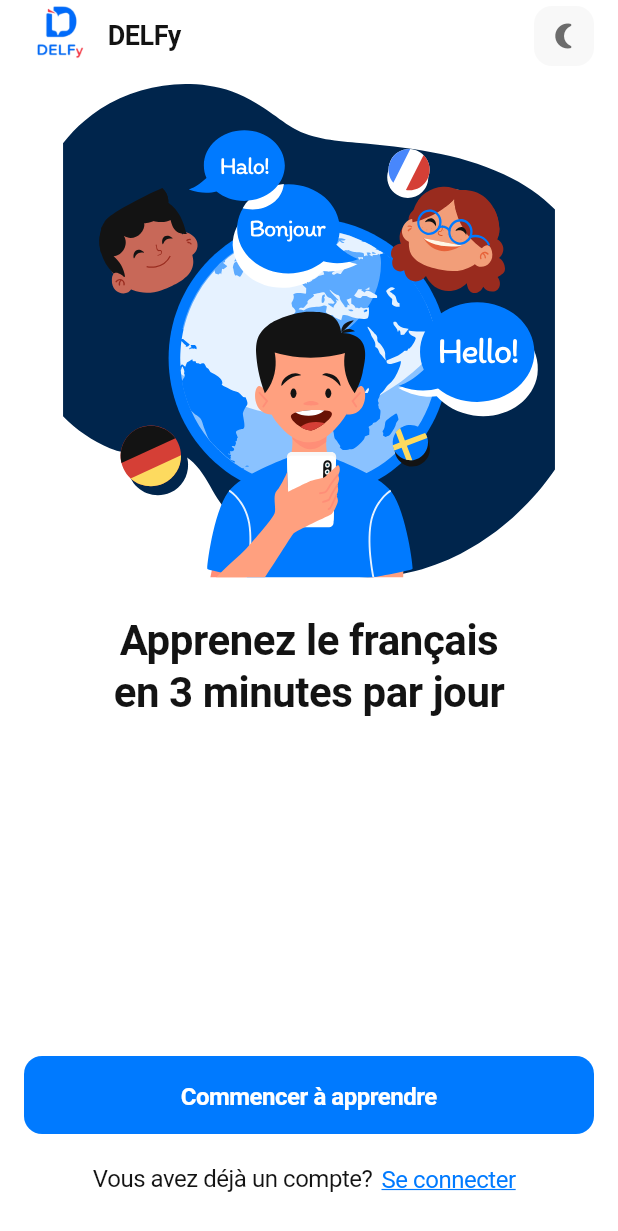
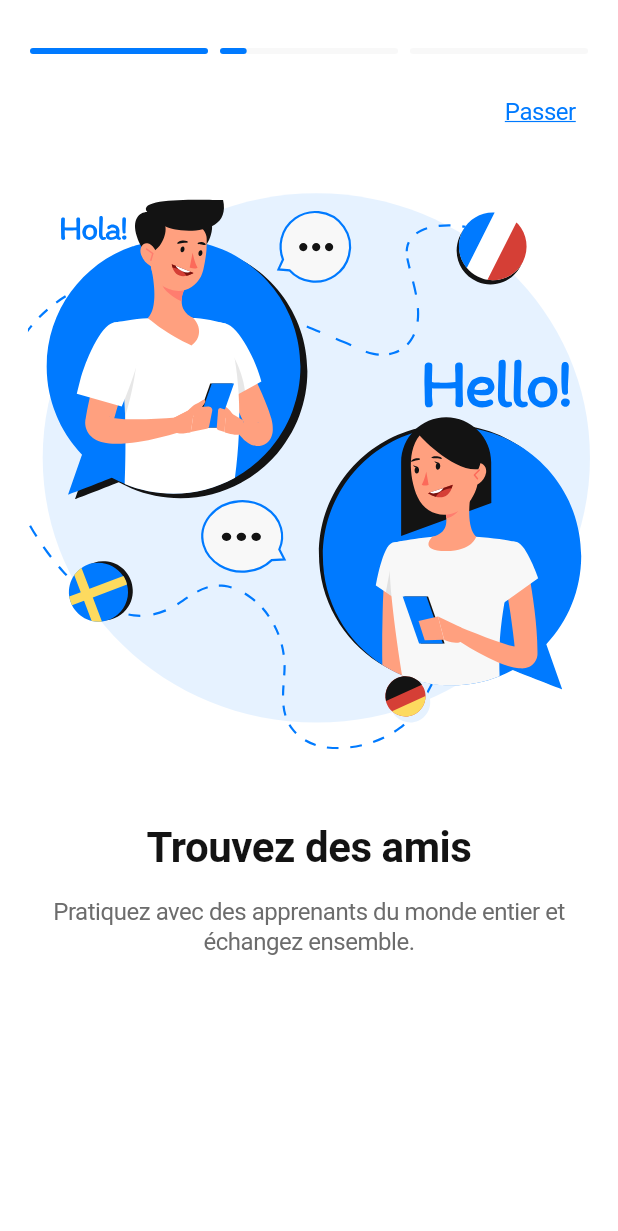
Before and after one commit to achref212/education_fr_app, a Flutter app: the screen it shows after launch, on a phone screen of 412 x 824 dp. Shown: the top 1231 px of the screen. Run offline on Flutter 3.47's test engine with Material 3 defaults, Android fonts, the phone set to English and light mode, and no system bars; drawn by our look-alikes of flutter_animate; our stand-ins replace auto_route, dartz, dio, equatable, flutter_bloc, flutter_secure_storage and 4 more.

Commit message:
feat(ui): add Instagram-style story onboarding flow
Co-authored-by: Cursor <cursoragent@cursor.com>

```diff
--- a/lib/core/router/app_router.dart
+++ b/lib/core/router/app_router.dart
@@ -1,5 +1,6 @@
 import 'package:auto_route/auto_route.dart';
 
+import '../../features/onboarding/presentation/pages/onboarding_screen.dart';
 import '../../features/onboarding/presentation/pages/welcome_screen.dart';
 import '../../features/splash/presentation/pages/splash_screen.dart';
 
@@ -10,6 +11,7 @@ class AppRouter extends RootStackRouter {
   @override
   List<AutoRoute> get routes => [
         AutoRoute(page: SplashRoute.page, initial: true),
+        AutoRoute(page: OnboardingRoute.page),
         AutoRoute(page: WelcomeRoute.page),
       ];
 }
--- /dev/null
+++ b/lib/features/onboarding/presentation/pages/onboarding_screen.dart
@@ -0,0 +1,233 @@
+import 'dart:async';
+
+import 'package:auto_route/auto_route.dart';
+import 'package:flutter/material.dart';
+import 'package:flutter_svg/flutter_svg.dart';
+import 'package:shared_preferences/shared_preferences.dart';
+
+import '../../../../core/router/app_router.dart';
+import '../../../../core/theme/app_colors.dart';
+import '../../../../core/theme/app_text_styles.dart';
+import '../../../../injection/injection_container.dart';
+
+@RoutePage()
+class OnboardingScreen extends StatefulWidget {
+  const OnboardingScreen({super.key});
+
+  @override
+  State<OnboardingScreen> createState() => _OnboardingScreenState();
+}
+
+class _OnboardingScreenState extends State<OnboardingScreen>
+    with SingleTickerProviderStateMixin {
+  int _currentIndex = 0;
+  late AnimationController _animationController;
+  final int _storyCount = 3;
+
+  final List<Map<String, String>> _onboardingData = [
+    {
+      'image_light': 'assets/images/welcome_hero_light.svg',
+      'image_dark': 'assets/images/welcome_hero_dark.svg',
+      'title': 'Apprenez le français',
+      'subtitle': 'Découvrez une nouvelle façon d\'apprendre rapidement et efficacement.',
+    },
+    {
+      'image_light': 'assets/images/find_friends_light.svg',
+      'image_dark': 'assets/images/find_friends_dark.svg',
+      'title': 'Trouvez des amis',
+      'subtitle': 'Pratiquez avec des apprenants du monde entier et échangez ensemble.',
+    },
+    {
+      'image_light': 'assets/images/welcome_hero_light_alt.svg',
+      'image_dark': 'assets/images/welcome_hero_dark_alt.svg',
+      'title': 'Progressez chaque jour',
+      'subtitle': 'Suivez votre progression et atteignez vos objectifs linguistiques.',
+    },
+  ];
+
+  @override
+  void initState() {
+    super.initState();
+    _animationController = AnimationController(
+      vsync: this,
+      duration: const Duration(seconds: 5),
+    )..addStatusListener((status) {
+        if (status == AnimationStatus.completed) {
+          _nextStory();
+        }
+      });
+    _animationController.forward();
+  }
+
+  @override
+  void dispose() {
+    _animationController.dispose();
+    super.dispose();
+  }
+
+  void _nextStory() {
+    if (_currentIndex < _storyCount - 1) {
+      setState(() {
+        _currentIndex++;
+      });
+      _animationController.reset();
+      _animationController.forward();
+    } else {
+      _finishOnboarding();
+    }
+  }
+
+  void _previousStory() {
+    if (_currentIndex > 0) {
+      setState(() {
+        _currentIndex--;
+      });
+      _animationController.reset();
+      _animationController.forward();
+    } else {
+      // If on first story, just reset
+      _animationController.reset();
+      _animationController.forward();
+    }
+  }
+
+  Future<void> _finishOnboarding() async {
+    _animationController.stop();
+    final prefs = sl<SharedPreferences>();
+    await prefs.setBool('has_seen_onboarding', true);
+    if (mounted) {
+      context.router.replace(const WelcomeRoute());
+    }
+  }
+
+  void _onTapDown(TapDownDetails details) {
+    _animationController.stop();
+  }
+
+  void _onTapUp(TapUpDetails details) {
+    final double screenWidth = MediaQuery.of(context).size.width;
+    final double dx = details.globalPosition.dx;
+    if (dx < screenWidth / 3) {
+      _previousStory();
+    } else {
+      _nextStory();
+    }
+  }
+
+  @override
+  Widget build(BuildContext context) {
+    final isDark = Theme.of(context).brightness == Brightness.dark;
+    final data = _onboardingData[_currentIndex];
+
+    return Scaffold(
+      backgroundColor:
+          isDark ? AppColors.darkBackground : AppColors.lightBackground,
+      body: GestureDetector(
+        onTapDown: _onTapDown,
+        onTapUp: _onTapUp,
+        onLongPressStart: (_) => _animationController.stop(),
+        onLongPressEnd: (_) => _animationController.forward(),
+        child: Stack(
+          children: [
+            // Content
+            SafeArea(
+              child: Column(
+                children: [
+                  const SizedBox(height: 32),
+                  // Progress Bars
+                  Padding(
+                    padding: const EdgeInsets.symmetric(horizontal: 16),
+                    child: Row(
+                      children: List.generate(_storyCount, (index) {
+                        return Expanded(
+                          child: Padding(
+                            padding: const EdgeInsets.symmetric(horizontal: 4),
+                            child: AnimatedBuilder(
+                              animation: _animationController,
+                              builder: (context, child) {
+                                double progress = 0;
+                                if (index < _currentIndex) {
+                                  progress = 1.0;
+                                } else if (index == _currentIndex) {
+                                  progress = _animationController.value;
+                                }
+                                return LinearProgressIndicator(
+                                  value: progress,
+                                  backgroundColor: isDark
+                                      ? AppColors.darkSurface
+                                      : AppColors.lightSurface,
+                                  valueColor: const AlwaysStoppedAnimation<Color>(
+                                    AppColors.primary,
+                                  ),
+                                  borderRadius: BorderRadius.circular(4),
+                                  minHeight: 4,
+                                );
+                              },
+                            ),
+                          ),
+                        );
+                      }),
+                    ),
+                  ),
+                  const Spacer(),
+                  // Illustration
+                  SizedBox(
+                    height: MediaQuery.of(context).size.height * 0.45,
+                    child: Center(
+                      child: SvgPicture.asset(
+                        isDark ? data['image_dark']! : data['image_light']!,
+                        fit: BoxFit.contain,
+                      ),
+                    ),
+                  ),
+                  const SizedBox(height: 48),
+                  // Texts
+                  Padding(
+                    padding: const EdgeInsets.symmetric(horizontal: 32),
+                    child: Column(
+                      children: [
+                        Text(
+                          data['title']!,
+                          textAlign: TextAlign.center,
+                          style: AppTextStyles.headlineMedium.copyWith(
+                            color: isDark
+                                ? AppColors.darkBodyPrimary
+                                : AppColors.lightBodyPrimary,
+                            height: 1.25,
+                          ),
+                        ),
+                        const SizedBox(height: 16),
+                        Text(
+                          data['subtitle']!,
+                          textAlign: TextAlign.center,
+                          style: AppTextStyles.bodyMedium.copyWith(
+                            color: isDark
+                                ? AppColors.darkBodySecondary
+                                : AppColors.lightBodySecondary,
+                          ),
+                        ),
+                      ],
+                    ),
+                  ),
+                  const Spacer(flex: 2),
+                ],
+              ),
+            ),
+            // Skip button (optional, but good UX)
+            Positioned(
+              top: MediaQuery.of(context).padding.top + 50,
+              right: 16,
+              child: TextButton(
+                onPressed: _finishOnboarding,
+                style: TextButton.styleFrom(
+                  foregroundColor: AppColors.primary,
+                ),
+                child: const Text('Passer'),
+              ),
+            ),
+          ],
+        ),
+      ),
+    );
+  }
+}
--- a/lib/features/splash/presentation/cubit/splash_state.dart
+++ b/lib/features/splash/presentation/cubit/splash_state.dart
@@ -10,4 +10,7 @@ final class SplashLoading extends SplashState {}
 final class SplashAuthenticated extends SplashState {}
 
 /// No valid session — navigate to onboarding / login.
-final class SplashUnauthenticated extends SplashState {}
+final class SplashUnauthenticated extends SplashState {
+  SplashUnauthenticated({required this.hasSeenOnboarding});
+  final bool hasSeenOnboarding;
+}
--- a/lib/features/splash/presentation/pages/splash_screen.dart
+++ b/lib/features/splash/presentation/pages/splash_screen.dart
@@ -35,7 +35,11 @@ class _SplashView extends StatelessWidget {
           // TODO: replace with main app route once available
           context.router.replace(const WelcomeRoute());
         } else if (state is SplashUnauthenticated) {
-          context.router.replace(const WelcomeRoute());
+          if (state.hasSeenOnboarding) {
+            context.router.replace(const WelcomeRoute());
+          } else {
+            context.router.replace(const OnboardingRoute());
+          }
         }
       },
       child: Scaffold(
--- a/lib/injection/injection_container.dart
+++ b/lib/injection/injection_container.dart
@@ -82,7 +82,10 @@ void _registerAuthFeature() {
   sl.registerFactory<LogoutUseCase>(() => LogoutUseCase(sl<AuthRepository>()));
 
   sl.registerFactory<SplashCubit>(
-    () => SplashCubit(getCurrentUser: sl<GetCurrentUserUseCase>()),
+    () => SplashCubit(
+      getCurrentUser: sl<GetCurrentUserUseCase>(),
+      prefs: sl<SharedPreferences>(),
+    ),
   );
 }
 
```
Also changed, not shown: lib/features/splash/presentation/cubit/splash_cubit.dart (+10 -3 lines), assets/images/welcome_hero_dark.svg, assets/images/welcome_hero_light.svg, lib/core/router/app_router.gr.dart.
